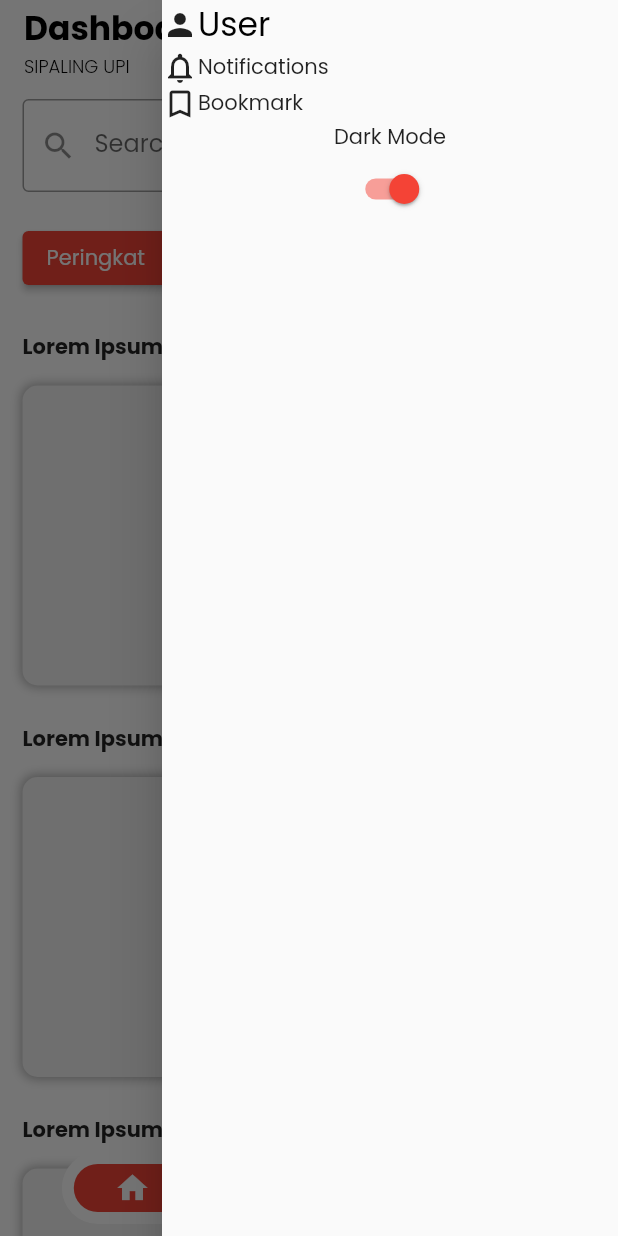
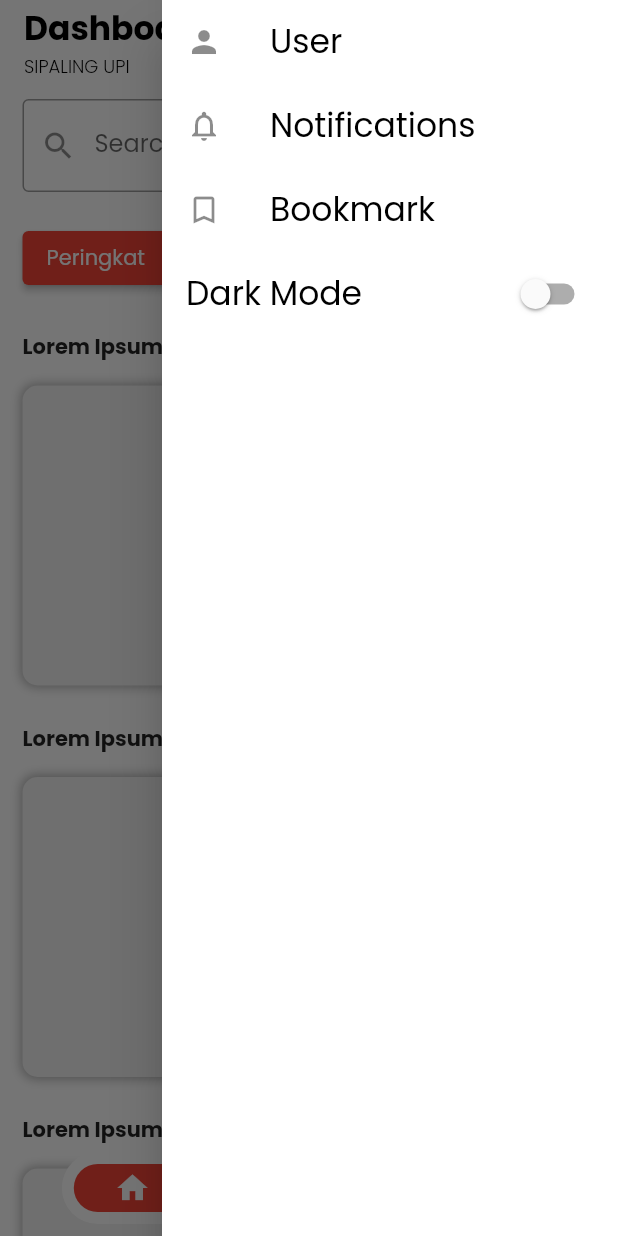
Before and after one commit to farhannz/sipalingupi, a Flutter app: the screen it shows after launch, with the side drawer open, on a phone screen of 412 x 824 dp. Run offline on Flutter 3.47's test engine with Material 2 defaults, Android fonts, the light colour scheme and no system bars; drawn by our look-alikes of floating_bottom_navigation_bar.

Commit message:
Update drawer style

```diff
--- a/lib/screens/homePage.dart
+++ b/lib/screens/homePage.dart
@@ -46,6 +46,7 @@ class _HomePageState extends State<HomePage> {
         elevation: 0,
       ),
       endDrawer: Drawer(
+        backgroundColor: Colors.white,
         // Add a ListView to the drawer. This ensures the user can scroll
         // through the options in the drawer if there isn't enough vertical
         // space to fit everything.
@@ -53,40 +54,52 @@ class _HomePageState extends State<HomePage> {
           // Important: Remove any padding from the ListView.
           // padding: EdgeInsets.zero,
           children: [
-            Row(
-              children: [
-                Icon(Icons.person),
-                Text(
-                  'User',
+            ListTile(
+              leading: Icon(Icons.person),
+              title: Text(
+                'User',
+                style: TextStyle(
+                  fontFamily: "Poppins", // Poppins semi-bold, 25
+                  fontSize: 22.0,
+                  color: Colors.black,
+                ),
+              ),
+            ),
+            ListTile(
+              leading: Icon(Icons.notifications_none_outlined),
+              title: Text(
+                'Notifications',
+                style: TextStyle(
+                  fontFamily: "Poppins", // Poppins semi-bold, 25
+                  fontSize: 22.0,
+                  color: Colors.black,
+                ),
+              ),
+            ),
+            ListTile(
+              leading: Icon(Icons.bookmark_outline),
+              title: Text(
+                'Bookmark',
+                style: TextStyle(
+                  fontFamily: "Poppins", // Poppins semi-bold, 25
+                  fontSize: 22.0,
+                  color: Colors.black,
+                ),
+              ),
+            ),
+            ListTile(
+                title: Text(
+                  "Dark Mode",
                   style: TextStyle(
                     fontFamily: "Poppins", // Poppins semi-bold, 25
                     fontSize: 22.0,
                     color: Colors.black,
                   ),
                 ),
-              ],
-            ),
-            Row(
-              children: [
-                Icon(Icons.notifications_none_outlined),
-                Text('Notifications'),
-              ],
-            ),
-            Row(
-              children: [
-                Icon(Icons.bookmark_outline),
-                Text('Bookmark'),
-              ],
-            ),
-            Column(
-              children: [
-                Text("Dark Mode"),
-                Switch(
-                  value: true,
+                trailing: Switch(
+                  value: false,
                   onChanged: (value) {},
-                ),
-              ],
-            ),
+                )),
           ],
         ),
       ),
```
